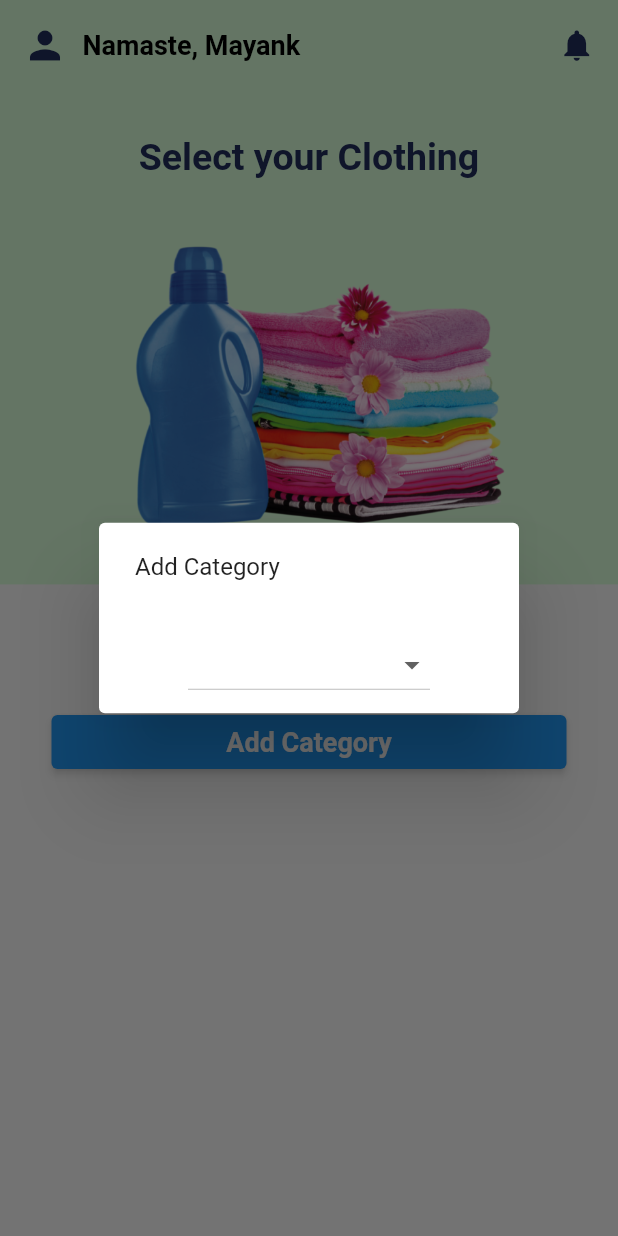
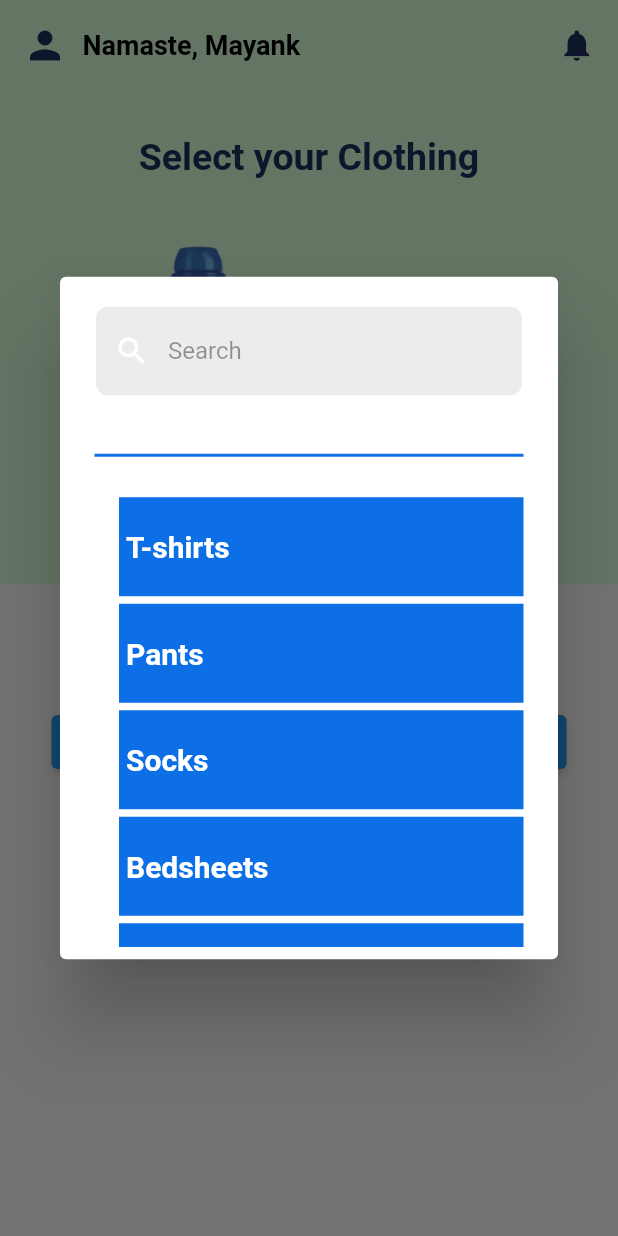
Before and after one commit to SK-0911/Roommate-App, a Flutter app: the bookingDetails screen opened directly with empty values, after a tap on "Add Category", on a phone screen of 412 x 824 dp. Run offline on Flutter 3.47's test engine with Material 2 defaults, Android fonts, the phone set to English and light mode, and no system bars; our stand-ins replace another_carousel_pro, carousel_slider.

Commit message:
List view for add category added

```diff
--- a/lib/Screens/clothingList.dart
+++ b/lib/Screens/clothingList.dart
@@ -1,9 +1,7 @@
-import 'package:flutter/material.dart';
+// import 'package:flutter/material.dart';
 
-List cloths = ["Shirts", "Pants", "Blazer"];
+class Cloths {
+  String cloth;
 
-Widget addCategory(context){
-  return Column(
-
-  );
+  Cloths(this.cloth);
 }
--- a/lib/Screens/laundrybooking.dart
+++ b/lib/Screens/laundrybooking.dart
@@ -1,5 +1,6 @@
 import 'package:flutter/cupertino.dart';
 import 'package:flutter/material.dart';
+import 'package:sb/Screens/clothingList.dart';
 import 'package:sb/const/CustomColors.dart';
 
 import '../const/customdialog.dart';
@@ -16,6 +17,27 @@ class bookingDetails extends StatefulWidget {
 }
 
 class _bookingDetailsState extends State<bookingDetails> {
+
+  static List clothingItems = [
+    Cloths('T-shirts'),
+    Cloths('Pants'),
+    Cloths('Socks'),
+    Cloths('Bedsheets'),
+    Cloths('Jeans'),
+    Cloths('Others'),
+  ];
+
+  List displayItems = List.from(clothingItems);
+
+  void filterList(String value){
+    setState(() {
+      displayItems = clothingItems;
+      displayItems = clothingItems.where((element) => element.cloth.toLowerCase().contains(value)).toList();
+    });
+  }
+
+
+
   @override
   Widget build(BuildContext context) {
     return Scaffold(
@@ -132,7 +154,7 @@ class _bookingDetailsState extends State<bookingDetails> {
                       shadowColor: Colors.grey.shade50,
                     ),
                     onPressed: () {
-                      CustomDialog(context);
+                      selectClothingDialog(context);
                     },
                     child: Text("Add Category",
                         style: TextStyle(
@@ -188,4 +210,80 @@ class _bookingDetailsState extends State<bookingDetails> {
     );
   }
 
+  selectClothingDialog(context){
+
+    return showDialog(context: context, builder: (BuildContext context){
+      return AlertDialog(
+        content: TextField(
+          onChanged: (val) => filterList(val),
+          decoration: InputDecoration(
+            filled: true,
+            fillColor: Colors.grey.withOpacity(0.2),
+            border: OutlineInputBorder(
+              borderRadius: BorderRadius.circular(8.0),
+              borderSide: BorderSide.none,
+            ),
+            hintText: "Search",
+            hintStyle: TextStyle(
+              color: Colors.black.withOpacity(0.4),
+            ),
+            prefixIcon: Icon(Icons.search),
+            prefixIconColor: Colors.white,
+          ),
+        ),
+        actions: [
+          Container(
+            padding: EdgeInsets.symmetric(horizontal: 15),
+            margin: EdgeInsets.only(bottom: 20),
+            child: Divider(
+              color: AppColors.lightBlueTheme,
+              thickness: 2,
+            ),
+          ),
+          Container(
+            padding: EdgeInsets.symmetric(horizontal: 15),
+            // color: Colors.grey,
+            height: 300,
+            width: 300,
+            child: ListView.separated(
+                  itemCount: displayItems.length,
+                  itemBuilder: (context, index) {
+                    // bool isChecked = false;
+                    return Container(
+                    decoration: BoxDecoration(
+                      color: AppColors.lightBlueTheme,
+                    ),
+                    child: ListTile(
+                      // trailing: Checkbox(
+                      //   value: isChecked,
+                      //   // activeColor: AppColors.darkBlueTheme,
+                      //   onChanged: (bool? value) {
+                      //     setState(() {
+                      //       isChecked = value ?? false;
+                      //     });
+                      //   },
+                      // ),
+                      contentPadding: EdgeInsets.all(5.0),
+                      title: Text(
+                        displayItems[index].cloth,
+                        style: const TextStyle(
+                          color: Colors.white,
+                          fontWeight: FontWeight.bold,
+                          fontSize: 20,
+                        ),
+                      ),
+                    ),
+                  );
+                  },
+                  separatorBuilder: (BuildContext context, int index) {
+                    return const SizedBox(height: 5);
+                  },
+              ),
+            ),
+        ],
+      );
+    }
+    );
+  }
+
 }
--- a/lib/const/CustomColors.dart
+++ b/lib/const/CustomColors.dart
@@ -12,6 +12,4 @@ class AppColors{
   static const lightgreen = Color(0xffd9ffd9);
   static const lightblueT = Color(0xff68e1f1);
   static const greenTheme  = Color(0xff209377);
-
-
 }
--- a/lib/main.dart
+++ b/lib/main.dart
@@ -1,6 +1,8 @@
 import 'package:flutter/material.dart';
+import 'package:sb/flatListing.dart';
 import 'package:sb/homePage.dart';
 import 'package:sb/laundry.dart';
+import 'package:sb/pgListing.dart';
 import 'package:sb/splash.dart';
 import 'package:sb/login.dart';
 import 'hostelListing.dart';
@@ -22,7 +24,7 @@ class MyApp extends StatelessWidget {
       theme: ThemeData(
         primarySwatch: Colors.blue,
       ),
-      home: Search(),
+      home: MyHomePage(title: ""),
       debugShowCheckedModeBanner: false,
     );
   }
```
Also changed, not shown: lib/flatListing.dart (added, +198 -0 lines), lib/homePage.dart (+7 -3 lines), lib/pgListing.dart (added, +198 -0 lines).
